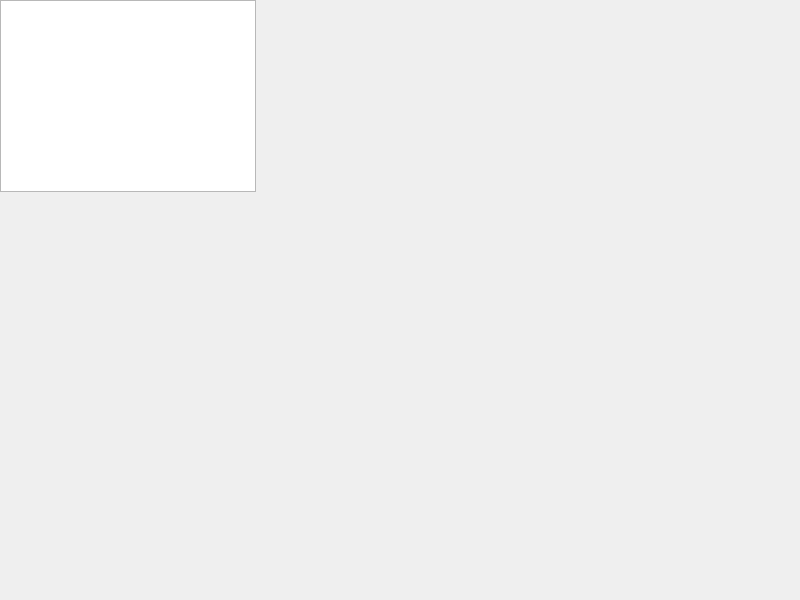
This is form/ViewStock.ui in Alt68719/projet_achats as Qt 5 draws it before an edit. The edited form follows.
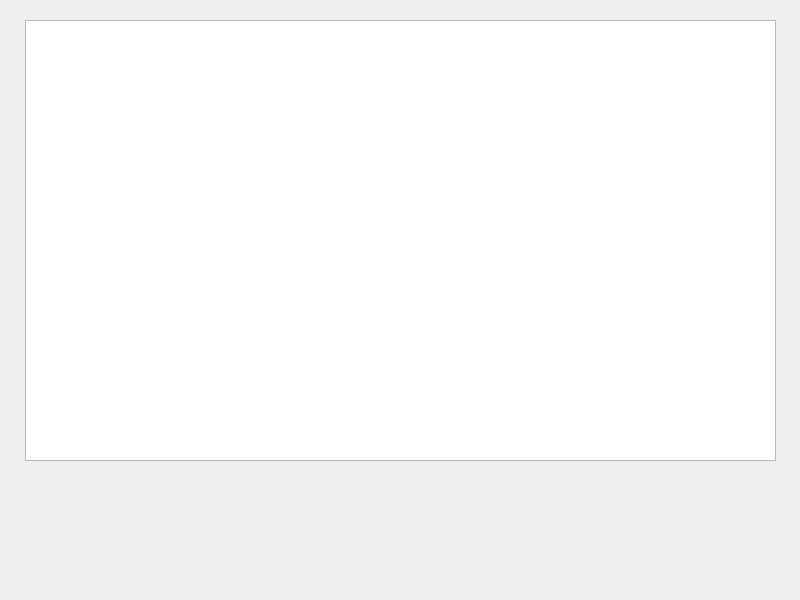
This is the edited form.

```diff
--- a/form/ViewStock.ui
+++ b/form/ViewStock.ui
@@ -14,11 +14,25 @@
    <string>Voir le Stock</string>
   </property>
   <widget class="QWidget" name="verticalLayoutWidget">
-   <layout class="QVBoxLayout" name="verticalLayout">
-    <item>
-     <widget class="QTableView" name="tableView"/>
-    </item>
-   </layout>
+   <property name="geometry">
+    <rect>
+     <x>0</x>
+     <y>0</y>
+     <width>258</width>
+     <height>194</height>
+    </rect>
+   </property>
+   <layout class="QVBoxLayout" name="verticalLayout"/>
+  </widget>
+  <widget class="QTableView" name="tableView">
+   <property name="geometry">
+    <rect>
+     <x>25</x>
+     <y>20</y>
+     <width>751</width>
+     <height>441</height>
+    </rect>
+   </property>
   </widget>
  </widget>
  <resources/>
```
